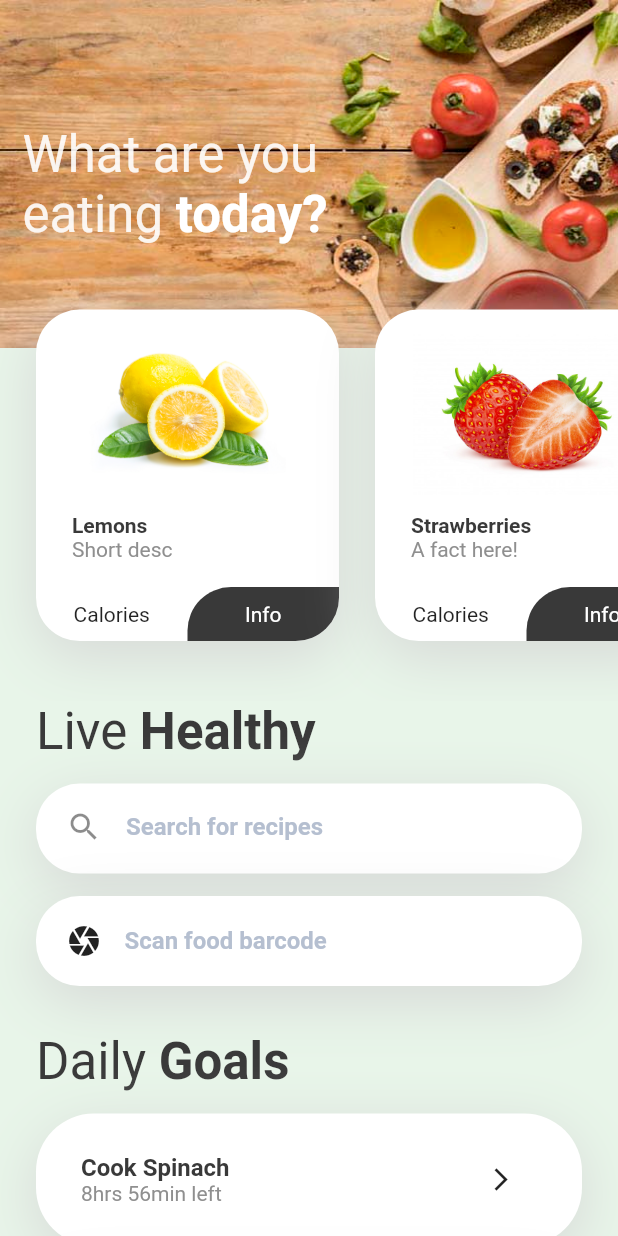
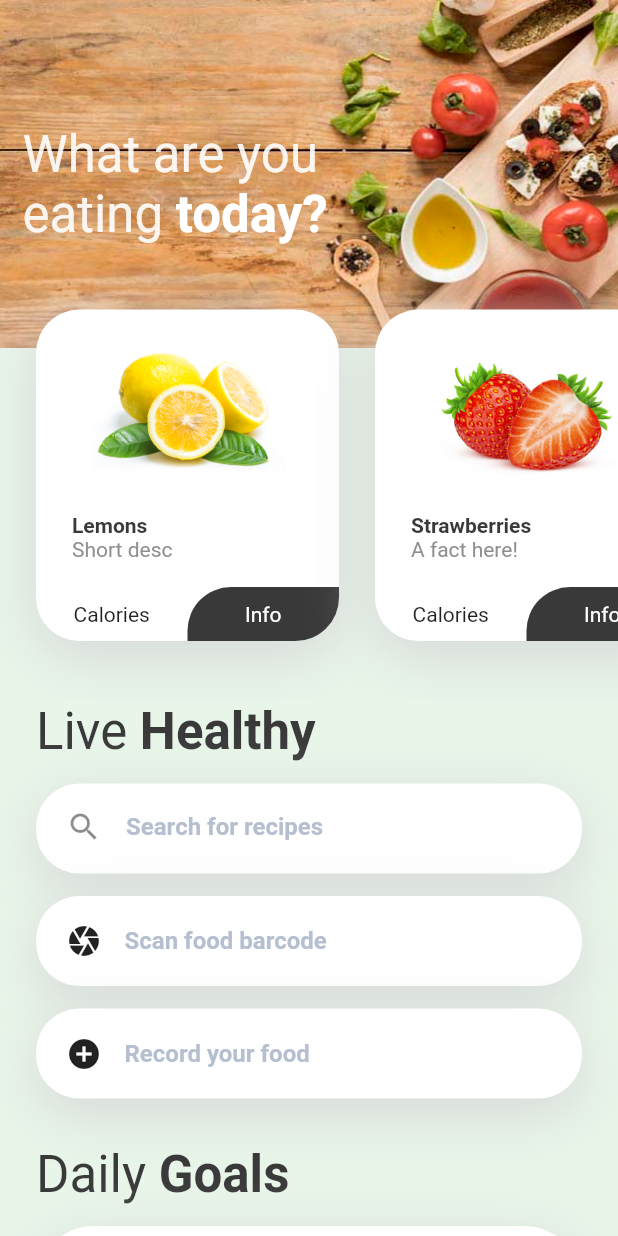
Before and after one commit to haoteng10/HealthyPlate, a Flutter app: the HomeScreen screen opened directly, on a phone screen of 412 x 824 dp. Run offline on Flutter 3.47's test engine with Material 2 defaults, Android fonts, the phone set to English and light mode, and no system bars; our stand-ins replace cloud_firestore, firebase_auth, fl_chart, flutter_dotenv, flutter_spinkit; missing offline and left inert: flutter_barcode_scanner, oauth2; accounts and stored records are empty.

Commit message:
Reorganizing, added time to food inputs, layout for the manual input

```diff
--- /dev/null
+++ b/lib/components/home_screen/barcode_bar.dart
@@ -0,0 +1,53 @@
+import "package:flutter/material.dart";
+import '../../constants.dart';
+
+class BarcodeBar extends StatefulWidget {
+  final String cardContent;
+
+  const BarcodeBar({@required this.cardContent});
+
+  @override
+  _BarcodeBarState createState() => _BarcodeBarState();
+}
+
+class _BarcodeBarState extends State<BarcodeBar> {
+  @override
+  Widget build(BuildContext context) {
+    return Container(
+      height: 60,
+      width: double.infinity,
+      decoration: BoxDecoration(
+        color: Colors.white,
+        borderRadius: BorderRadius.circular(29),
+        boxShadow: <BoxShadow>[
+          BoxShadow(
+            offset: Offset(0, 10),
+            blurRadius: 33,
+            color: kShadowColor,
+          ),
+        ],
+      ),
+      child: Column(
+        mainAxisAlignment: MainAxisAlignment.center,
+        children: [
+          Row(
+            children: [
+              Padding(
+                padding: EdgeInsets.only(left: 20, right: 15),
+                child: Icon(Icons.camera),
+              ),
+              Text(
+                widget.cardContent,
+                style: TextStyle(
+                  fontSize: 16,
+                  color: kSecondaryColor,
+                  fontWeight: FontWeight.bold,
+                ),
+              )
+            ],
+          )
+        ],
+      ),
+    );
+  }
+}
--- a/lib/components/daily_goal_card.dart
+++ b/lib/components/home_screen/daily_goal_card.dart
@@ -1,5 +1,5 @@
 import "package:flutter/material.dart";
-import "../constants.dart";
+import '../../constants.dart';
 
 class DailyGoalCard extends StatelessWidget {
   final String title;
@@ -17,7 +17,7 @@ class DailyGoalCard extends StatelessWidget {
       decoration: BoxDecoration(
         color: Colors.white,
         borderRadius: BorderRadius.circular(38.5),
-        boxShadow:<BoxShadow>[
+        boxShadow: <BoxShadow>[
           BoxShadow(
             offset: Offset(0, 10),
             blurRadius: 33,
--- a/lib/components/barcode_scanner.dart
+++ b/lib/components/home_screen/manual_food_bar.dart
@@ -1,12 +1,15 @@
 import "package:flutter/material.dart";
-import "../constants.dart";
+import "package:nutrition/constants.dart";
 
-class BarcodeScanner extends StatefulWidget {
+class ManualFoodBar extends StatefulWidget {
+  final String cardContent;
+
+  const ManualFoodBar({this.cardContent});
   @override
-  _BarcodeScannerState createState() => _BarcodeScannerState();
+  _ManualFoodBarState createState() => _ManualFoodBarState();
 }
 
-class _BarcodeScannerState extends State<BarcodeScanner> {
+class _ManualFoodBarState extends State<ManualFoodBar> {
   @override
   Widget build(BuildContext context) {
     return Container(
@@ -30,10 +33,10 @@ class _BarcodeScannerState extends State<BarcodeScanner> {
             children: [
               Padding(
                 padding: EdgeInsets.only(left: 20, right: 15),
-                child: Icon(Icons.camera),
+                child: Icon(Icons.add_circle),
               ),
               Text(
-                "Scan food barcode",
+                widget.cardContent,
                 style: TextStyle(
                   fontSize: 16,
                   color: kSecondaryColor,
--- a/lib/components/manual_nutrition_dialogue.dart
+++ b/lib/components/manual_nutrition_dialogue.dart
@@ -28,7 +28,6 @@ class _ManualNutritionDialogueState extends State<ManualNutritionDialogue> {
     final user = Provider.of<User>(context);
 
     Future<void> manualAddFoodItem() async {
-      print("Food added!");
       DatabaseService(uid: user.uid).manualAddFood(
         _brand,
         _name,
--- a/lib/screens/home_screen.dart
+++ b/lib/screens/home_screen.dart
@@ -1,17 +1,18 @@
 import "package:flutter/material.dart";
 import "package:flutter/services.dart";
 import "package:flutter_barcode_scanner/flutter_barcode_scanner.dart";
+import 'package:nutrition/components/home_screen/manual_food_bar.dart';
 import 'package:nutrition/components/manual_nutrition_dialogue.dart';
 import "package:nutrition/services/database.dart";
 import "package:nutrition/services/fatsecret.dart";
 import "package:provider/provider.dart";
 import "package:nutrition/models/user.dart";
-import "package:nutrition/components/barcode_scanner.dart";
+import 'package:nutrition/components/home_screen/barcode_bar.dart';
 import "package:nutrition/screens/information_screen.dart";
 import "package:nutrition/screens/loading_screen.dart";
-import "package:nutrition/components/food_list_card.dart";
-import "package:nutrition/components/daily_goal_card.dart";
-import "package:nutrition/components/search_bar.dart";
+import 'package:nutrition/components/home_screen/food_list_card.dart';
+import 'package:nutrition/components/home_screen/daily_goal_card.dart';
+import 'package:nutrition/components/home_screen/search_bar.dart';
 import "package:nutrition/temp/debug_section.dart";
 
 class HomeScreen extends StatefulWidget {
@@ -21,7 +22,6 @@ class HomeScreen extends StatefulWidget {
 
 class _HomeScreenState extends State<HomeScreen> {
   FatSecretService _fatSecretService;
-  // Move this to barcode_scanner.dart file
 
   Future<int> scanBarcodeNormal() async {
     String _barcodeScanRes;
@@ -66,7 +66,7 @@ class _HomeScreenState extends State<HomeScreen> {
     Future<void> _showMyDialog() async {
       return showDialog<void>(
         context: context,
-        barrierDismissible: false, // user must tap button!
+        barrierDismissible: true,
         builder: (BuildContext context) {
           return ManualNutritionDialogue();
         },
@@ -146,7 +146,15 @@ class _HomeScreenState extends State<HomeScreen> {
                     padding: EdgeInsets.symmetric(horizontal: 24),
                     child: GestureDetector(
                       onTap: () => barcodeInput(user.uid),
-                      child: BarcodeScanner(),
+                      child: BarcodeBar(cardContent: "Scan food barcode"),
+                    ),
+                  ),
+                  SizedBox(height: 15),
+                  Padding(
+                    padding: EdgeInsets.symmetric(horizontal: 24),
+                    child: GestureDetector(
+                      onTap: () => _showMyDialog(),
+                      child: ManualFoodBar(cardContent: "Record your food"),
                     ),
                   ),
                   SizedBox(height: 30),
@@ -156,16 +164,6 @@ class _HomeScreenState extends State<HomeScreen> {
                   //Debug Section
                   Debug(),
                   SizedBox(height: 30),
-                  Padding(
-                    padding: const EdgeInsets.symmetric(horizontal: 24),
-                    child: RaisedButton.icon(
-                      onPressed: () {
-                        _showMyDialog();
-                      },
-                      icon: Icon(Icons.add_circle),
-                      label: Text("Manual Addition Dialogue"),
-                    ),
-                  )
                 ],
               ),
             ),
```
Also changed, not shown: lib/components/statistics_screen/calories_weekly_chart.dart (added, +13 -0 lines), lib/screens/login_screen.dart (+14 -6 lines), lib/screens/register_screen.dart (+8 -3 lines), lib/services/database.dart (+12 -3 lines), lib/components/home_screen/food_list_card.dart (renamed from lib/components/food_list_card.dart), lib/components/home_screen/search_bar.dart (renamed from lib/components/search_bar.dart).
